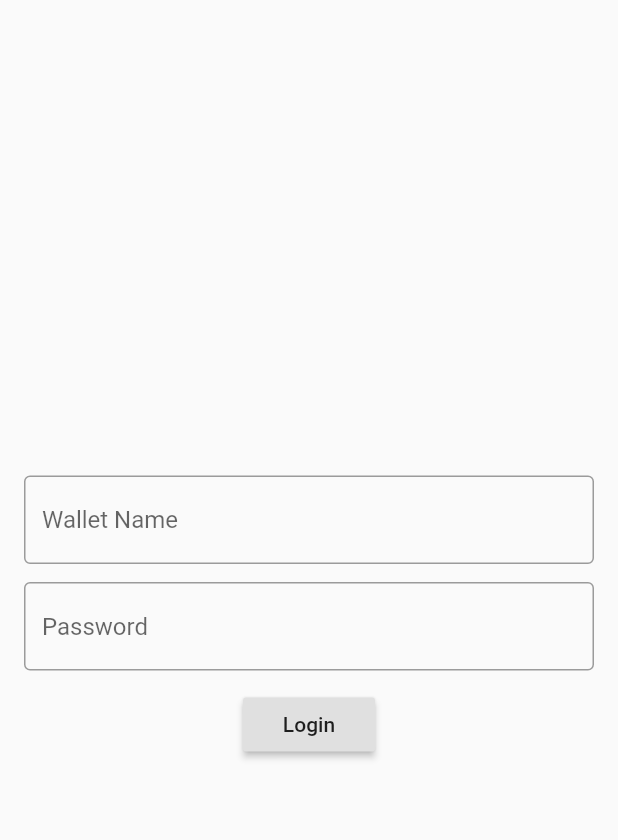
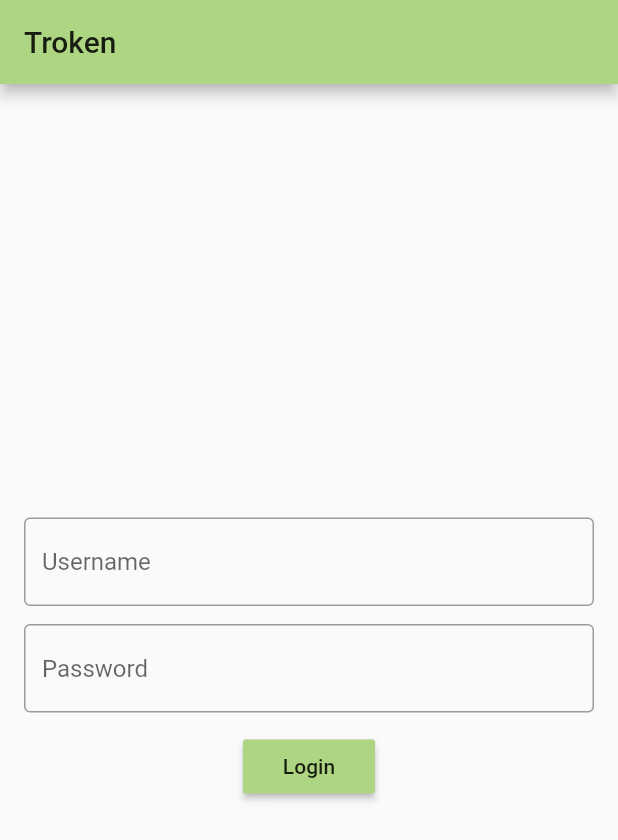
Before and after one commit to Becknology/troken, a Flutter app: the screen it shows after launch, after a tap on "Login", on a phone screen of 412 x 824 dp. Shown: the top 840 px of the screen. Run offline on Flutter 3.47's test engine with Material 2 defaults, Android fonts, the phone set to English and light mode, and no system bars; missing offline and left inert: http_logger, http_middleware; generated files the repository leaves out were written again.

Commit message:
Update home page and create model and error handling for auth end point

```diff
--- /dev/null
+++ b/lib/TokenModel.dart
@@ -0,0 +1,31 @@
+
+
+import 'package:troken/network/Requests.dart';
+import 'package:troken/network/TokenApi.dart';
+
+class TokenModel {
+
+  TokenApi _api;
+
+  TokenModel(this._api);
+
+  Future<bool> login(String username, String password) {
+    return _api.authenticate(AuthRequest(username, password))
+        .catchError((e) => false)
+        .then((response) {
+          if (response.errors == null) {
+            _api.setUserToken(response.token);
+            print("GOOD response");
+            return true;
+          } else {
+            print("ERROR response");
+            return false;
+          }
+        }, onError: (e) {
+          print("REAL ERROR");
+          return false;
+    });
+  }
+
+
+}
--- a/lib/homepage/HomePage.dart
+++ b/lib/homepage/HomePage.dart
@@ -1,4 +1,6 @@
 import 'package:flutter/material.dart';
+import 'package:provider/provider.dart';
+import 'package:troken/TokenModel.dart';
 import 'package:troken/network/Requests.dart';
 import 'package:troken/network/TokenApi.dart';
 
@@ -13,17 +15,20 @@ class HomePage extends StatefulWidget {
 
 class _HomePageState extends State<HomePage> {
 
-  String token = "No Token";
-
-  final _walletTextController = TextEditingController();
+  final _usernameTextController = TextEditingController();
   final _passwordTextController = TextEditingController();
 
   final FocusNode _buttonFocus = new FocusNode();
   final FocusNode _passwordFocus = new FocusNode();
 
+  final snackBar = SnackBar(content: Text("Something went wrong. Please try again."));
+
   @override
   Widget build(BuildContext context) {
     return Scaffold(
+      appBar: AppBar(
+        title: Text("Troken"),
+      ),
       body: Center(
         child: Padding(
           padding: const EdgeInsets.all(16.0),
@@ -31,9 +36,9 @@ class _HomePageState extends State<HomePage> {
             mainAxisAlignment: MainAxisAlignment.center,
             children: <Widget>[
               TextField(
-                controller: _walletTextController,
+                controller: _usernameTextController,
                 decoration: InputDecoration(
-                  hintText: "Wallet Name",
+                  hintText: "Username",
                   border: OutlineInputBorder()
                 ),
                 textInputAction: TextInputAction.next,
@@ -52,8 +57,7 @@ class _HomePageState extends State<HomePage> {
                 textInputAction: TextInputAction.done,
                 onSubmitted: (s) async {
                   _buttonFocus.requestFocus();
-                  var request = AuthRequest(_walletTextController.text, _passwordTextController.text);
-                  var response = await TokenApi().authenticate(request);
+
                 },
               ),
               SizedBox(height: 12,),
@@ -61,8 +65,14 @@ class _HomePageState extends State<HomePage> {
                 focusNode: _buttonFocus,
                 child: Text("Login"),
                 onPressed: () async {
-                  var request = AuthRequest(_walletTextController.text, _passwordTextController.text);
-                  var response = await TokenApi().authenticate(request);
+                  var isSuccess = await Provider.of<TokenModel>(context)
+                      .login(_passwordTextController.text, _passwordTextController.text);
+                  if (isSuccess) {
+                    print("Good");
+                  } else {
+                    print("Bad");
+//                    Scaffold.of(context).showSnackBar(snackBar);
+                  }
                 },
               ),
             ],
@@ -72,4 +82,13 @@ class _HomePageState extends State<HomePage> {
     );
   }
 
+  @override
+  void dispose() {
+    _passwordTextController.dispose();
+    _usernameTextController.dispose();
+    _passwordFocus.dispose();
+    _buttonFocus.dispose();
+    super.dispose();
+  }
+
 }
--- a/lib/main.dart
+++ b/lib/main.dart
@@ -1,4 +1,7 @@
 import 'package:flutter/material.dart';
+import 'package:provider/provider.dart';
+import 'package:troken/TokenModel.dart';
+import 'package:troken/network/TokenApi.dart';
 
 import 'homepage/HomePage.dart';
 
@@ -8,12 +11,17 @@ class MyApp extends StatelessWidget {
   // This widget is the root of your application.
   @override
   Widget build(BuildContext context) {
-    return MaterialApp(
-      title: 'Troken',
-      theme: ThemeData(
-        primarySwatch: Colors.blue,
+    return Provider<TokenModel>(
+      create: (c) => TokenModel(TokenApi()),
+      child: MaterialApp(
+        title: 'Troken',
+        theme: ThemeData(
+          primaryColor: Color(0xFFAED581),
+          accentColor: Color(0xFFAED581),
+          buttonColor: Color(0xFFAED581),
+        ),
+        home: HomePage(),
       ),
-      home: HomePage(),
     );
   }
 }
```
Also changed, not shown: lib/network/Responses.dart (+22 -1 lines), lib/network/TokenApi.dart (+24 -7 lines), lib/network/Responses.g.dart.
